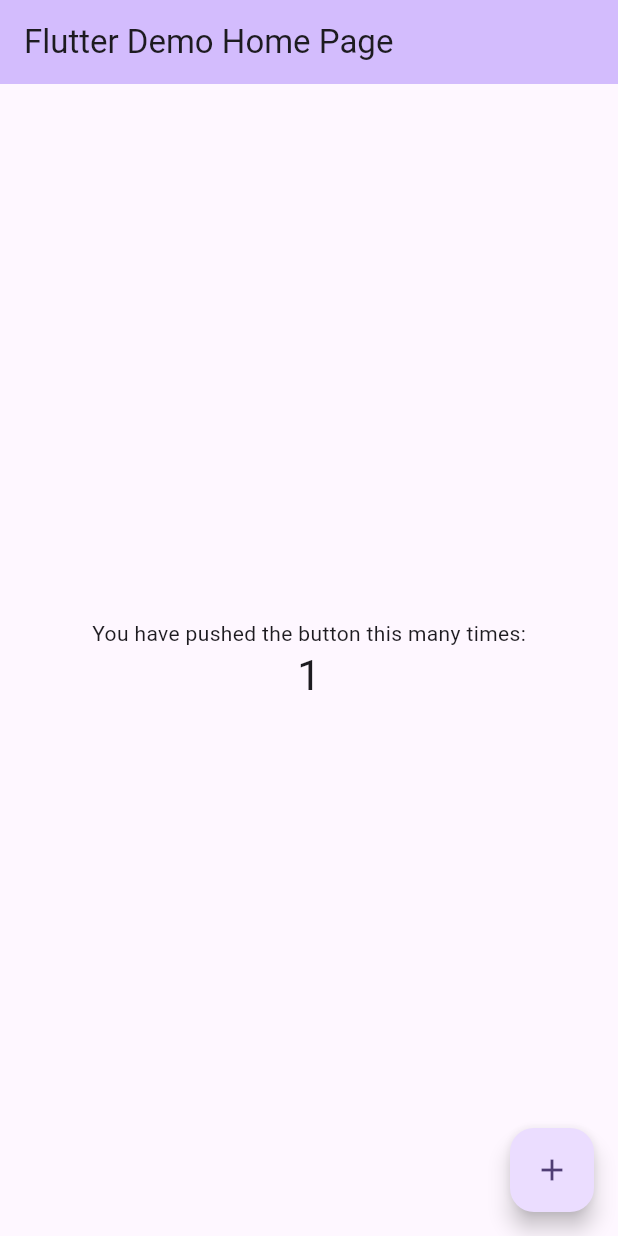
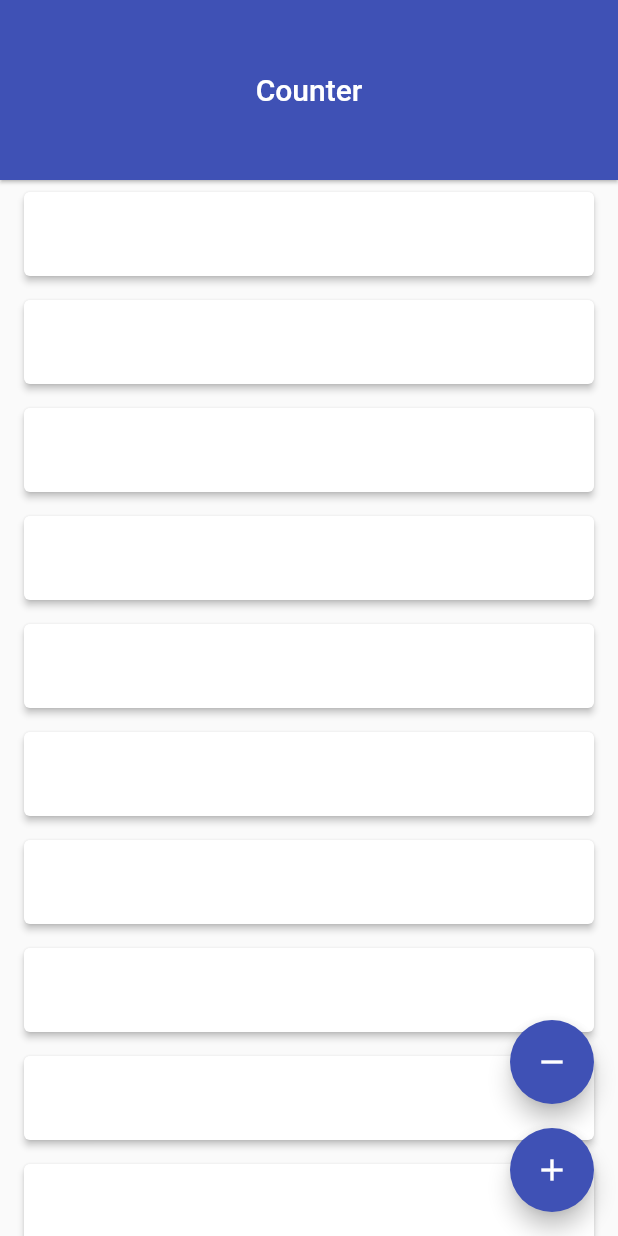
Before and after one commit to Nithin-M-0077/GitProject, a Flutter app: the screen it shows after launch, after a tap on the "add" icon, on a phone screen of 412 x 824 dp. Run offline on Flutter 3.47's test engine with Material 2 defaults, Android fonts, the phone set to English and light mode, and no system bars.

Commit message:
Design code added

```diff
--- a/lib/main.dart
+++ b/lib/main.dart
@@ -1,125 +1,69 @@
 import 'package:flutter/material.dart';
 
 void main() {
-  runApp(const MyApp());
+  runApp(MyApp());
 }
 
 class MyApp extends StatelessWidget {
-  const MyApp({super.key});
-
-  // This widget is the root of your application.
   @override
   Widget build(BuildContext context) {
     return MaterialApp(
-      title: 'Flutter Demo',
+      debugShowCheckedModeBanner: false,
+      title: 'Counter',
       theme: ThemeData(
-        // This is the theme of your application.
-        //
-        // TRY THIS: Try running your application with "flutter run". You'll see
-        // the application has a blue toolbar. Then, without quitting the app,
-        // try changing the seedColor in the colorScheme below to Colors.green
-        // and then invoke "hot reload" (save your changes or press the "hot
-        // reload" button in a Flutter-supported IDE, or press "r" if you used
-        // the command line to start the app).
-        //
-        // Notice that the counter didn't reset back to zero; the application
-        // state is not lost during the reload. To reset the state, use hot
-        // restart instead.
-        //
-        // This works for code too, not just values: Most code changes can be
-        // tested with just a hot reload.
-        colorScheme: ColorScheme.fromSeed(seedColor: Colors.deepPurple),
-        useMaterial3: true,
+        primarySwatch: Colors.indigo,
+        visualDensity: VisualDensity.adaptivePlatformDensity,
       ),
-      home: const MyHomePage(title: 'Flutter Demo Home Page'),
+      home: MyHomePage(),
     );
   }
 }
 
 class MyHomePage extends StatefulWidget {
-  const MyHomePage({super.key, required this.title});
-
-  // This widget is the home page of your application. It is stateful, meaning
-  // that it has a State object (defined below) that contains fields that affect
-  // how it looks.
-
-  // This class is the configuration for the state. It holds the values (in this
-  // case the title) provided by the parent (in this case the App widget) and
-  // used by the build method of the State. Fields in a Widget subclass are
-  // always marked "final".
-
-  final String title;
-
   @override
-  State<MyHomePage> createState() => _MyHomePageState();
+  _MyHomePageState createState() => _MyHomePageState();
 }
 
 class _MyHomePageState extends State<MyHomePage> {
-  int _counter = 0;
-
-  void _incrementCounter() {
-    setState(() {
-      // This call to setState tells the Flutter framework that something has
-      // changed in this State, which causes it to rerun the build method below
-      // so that the display can reflect the updated values. If we changed
-      // _counter without calling setState(), then the build method would not be
-      // called again, and so nothing would appear to happen.
-      _counter++;
-    });
-  }
-
   @override
   Widget build(BuildContext context) {
-    // This method is rerun every time setState is called, for instance as done
-    // by the _incrementCounter method above.
-    //
-    // The Flutter framework has been optimized to make rerunning build methods
-    // fast, so that you can just rebuild anything that needs updating rather
-    // than having to individually change instances of widgets.
     return Scaffold(
       appBar: AppBar(
-        // TRY THIS: Try changing the color here to a specific color (to
-        // Colors.amber, perhaps?) and trigger a hot reload to see the AppBar
-        // change color while the other colors stay the same.
-        backgroundColor: Theme.of(context).colorScheme.inversePrimary,
-        // Here we take the value from the MyHomePage object that was created by
-        // the App.build method, and use it to set our appbar title.
-        title: Text(widget.title),
+        toolbarHeight: 120,
+        elevation: 1,
+        centerTitle: true,
+        title: Text('Counter'),
       ),
-      body: Center(
-        // Center is a layout widget. It takes a single child and positions it
-        // in the middle of the parent.
-        child: Column(
-          // Column is also a layout widget. It takes a list of children and
-          // arranges them vertically. By default, it sizes itself to fit its
-          // children horizontally, and tries to be as tall as its parent.
-          //
-          // Column has various properties to control how it sizes itself and
-          // how it positions its children. Here we use mainAxisAlignment to
-          // center the children vertically; the main axis here is the vertical
-          // axis because Columns are vertical (the cross axis would be
-          // horizontal).
-          //
-          // TRY THIS: Invoke "debug painting" (choose the "Toggle Debug Paint"
-          // action in the IDE, or press "p" in the console), to see the
-          // wireframe for each widget.
-          mainAxisAlignment: MainAxisAlignment.center,
-          children: <Widget>[
-            const Text(
-              'You have pushed the button this many times:',
+      body: ListView.builder(
+        //itemCount:
+        itemBuilder: (BuildContext context, int index) {
+          return Card(
+            elevation: 2.0,
+            margin: EdgeInsets.symmetric(vertical: 8.0, horizontal: 16.0),
+            child: ListTile(
+                //title: Text(words[index]),
+                ),
+          );
+        },
+      ),
+      floatingActionButton: Column(
+        mainAxisAlignment: MainAxisAlignment.end,
+        children: [
+          Padding(
+            padding: EdgeInsets.only(bottom: 16.0),
+            child: FloatingActionButton(
+              onPressed: () {},
+              tooltip: 'Minus',
+              child: Icon(Icons.remove),
             ),
-            Text(
-              '$_counter',
-              style: Theme.of(context).textTheme.headlineMedium,
-            ),
-          ],
-        ),
+          ),
+          FloatingActionButton(
+            onPressed: () {},
+            tooltip: 'Add',
+            child: Icon(Icons.add),
+          ),
+        ],
       ),
-      floatingActionButton: FloatingActionButton(
-        onPressed: _incrementCounter,
-        tooltip: 'Increment',
-        child: const Icon(Icons.add),
-      ), // This trailing comma makes auto-formatting nicer for build methods.
     );
   }
 }
```
Also changed, not shown: 1 other file.
